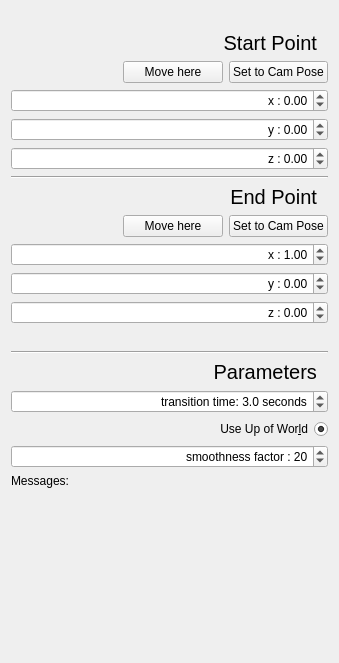
First picture: the form in rqt_pose_interpolator/src/pose_interpolator.ui, repository AIS-Bonn/rviz_cinematographer, before the edit.
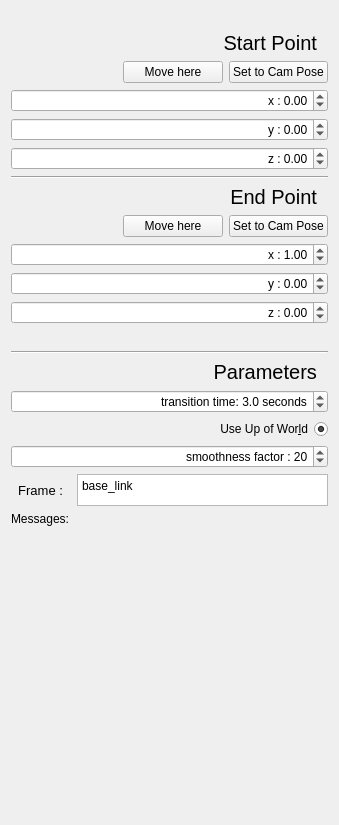
Second picture: the form after the edit.

Commit message: rqt_pose_interpolator: added option to set frame_id of markers

The edit to the form file:
```diff
--- a/rqt_pose_interpolator/src/pose_interpolator.ui
+++ b/rqt_pose_interpolator/src/pose_interpolator.ui
@@ -7,7 +7,7 @@
     <x>0</x>
     <y>0</y>
     <width>339</width>
-    <height>663</height>
+    <height>825</height>
    </rect>
   </property>
   <property name="windowTitle">
@@ -413,6 +413,56 @@
              </property>
             </widget>
            </item>
+           <item>
+            <layout class="QHBoxLayout" name="horizontalLayout_4">
+             <property name="sizeConstraint">
+              <enum>QLayout::SetDefaultConstraint</enum>
+             </property>
+             <item>
+              <widget class="QLabel" name="label_4">
+               <property name="font">
+                <font>
+                 <pointsize>10</pointsize>
+                </font>
+               </property>
+               <property name="text">
+                <string>  Frame :  </string>
+               </property>
+              </widget>
+             </item>
+             <item>
+              <widget class="QPlainTextEdit" name="frame_text_edit">
+               <property name="enabled">
+                <bool>true</bool>
+               </property>
+               <property name="sizePolicy">
+                <sizepolicy hsizetype="Minimum" vsizetype="Minimum">
+                 <horstretch>0</horstretch>
+                 <verstretch>0</verstretch>
+                </sizepolicy>
+               </property>
+               <property name="minimumSize">
+                <size>
+                 <width>60</width>
+                 <height>15</height>
+                </size>
+               </property>
+               <property name="maximumSize">
+                <size>
+                 <width>16777215</width>
+                 <height>32</height>
+                </size>
+               </property>
+               <property name="layoutDirection">
+                <enum>Qt::RightToLeft</enum>
+               </property>
+               <property name="plainText">
+                <string>base_link</string>
+               </property>
+              </widget>
+             </item>
+            </layout>
+           </item>
            <item>
             <widget class="QLabel" name="messages_label">
              <property name="text">
```
The commit also changes 2 other files.
